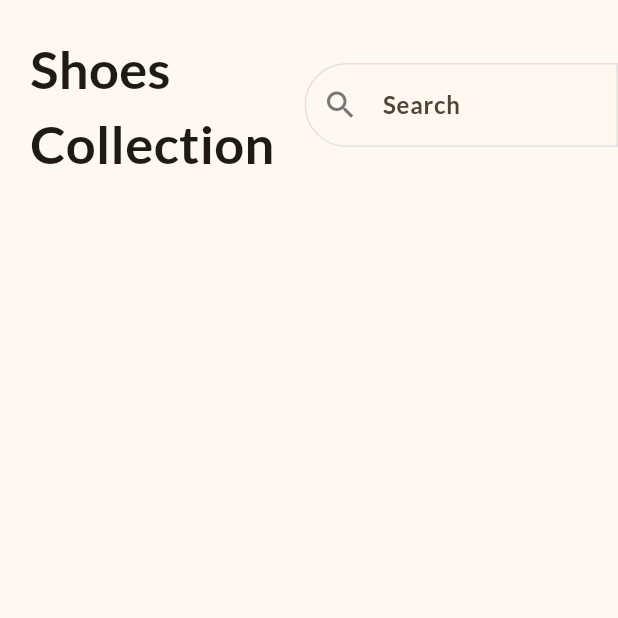
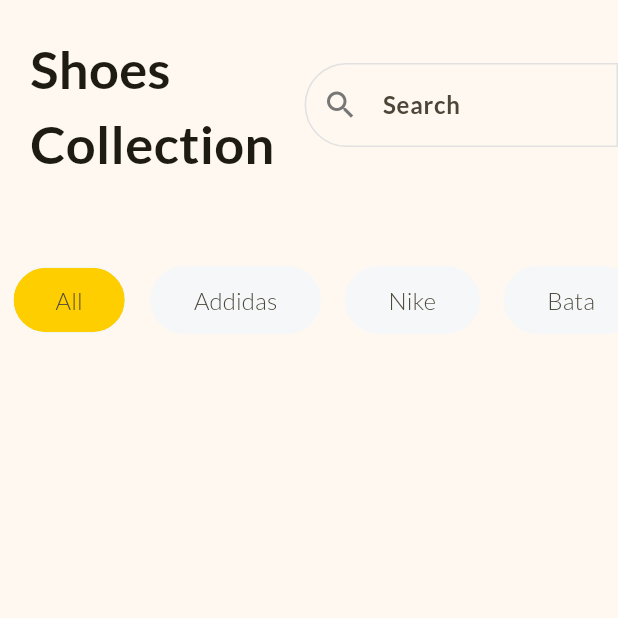
Before and after one commit to rane-ganesh/shop_app, a Flutter app: the screen it shows after launch, on a phone screen of 412 x 824 dp, the top half of it. Run offline on Flutter 3.47's test engine with Material 3 defaults, Android fonts, the phone set to English and light mode, and no system bars.

Commit message:
Filter Part Done

```diff
--- a/lib/home_page.dart
+++ b/lib/home_page.dart
@@ -1,9 +1,27 @@
-import 'package:flutter/cupertino.dart';
 import 'package:flutter/material.dart';
-import 'package:flutter/widgets.dart';
 
-class HomePage extends StatelessWidget {
+class HomePage extends StatefulWidget {
   const HomePage({super.key});
+
+  @override
+  State<HomePage> createState() => _HomePageState();
+}
+
+class _HomePageState extends State<HomePage> {
+  final List<String> filters = const [
+    'All',
+    'Addidas',
+    'Nike',
+    'Bata',
+  ];
+
+  late String selectedFilter;
+
+  @override
+  void initState() {
+    super.initState();
+    selectedFilter = filters[0];
+  }
 
   @override
   Widget build(BuildContext context) {
@@ -19,10 +37,10 @@ class HomePage extends StatelessWidget {
         body: SafeArea(
       child: Column(
         children: [
-          Row(
+          const Row(
             children: [
               Padding(
-                padding: const EdgeInsets.all(20.0),
+                padding: EdgeInsets.all(20.0),
                 child: Text(
                   'Shoes\nCollection',
                   style: TextStyle(
@@ -44,6 +62,45 @@ class HomePage extends StatelessWidget {
               ),
             ],
           ),
+          SizedBox(
+            height: 120,
+            child: ListView.builder(
+              itemCount: filters.length,
+              scrollDirection: Axis.horizontal,
+              itemBuilder: (context, index) {
+                final filter = filters[index];
+                return Padding(
+                  padding: const EdgeInsets.symmetric(horizontal: 8.0),
+                  child: GestureDetector(
+                    onTap: () {
+                      setState(() {
+                        selectedFilter = filter;
+                      });
+                    },
+                    child: Chip(
+                      backgroundColor: selectedFilter == filter
+                          ? Theme.of(context).colorScheme.primary
+                          : const Color.fromRGBO(245, 247, 249, 1),
+                      side: const BorderSide(
+                        color: Color.fromRGBO(245, 247, 249, 1),
+                      ),
+                      shape: RoundedRectangleBorder(
+                        borderRadius: BorderRadius.circular(30),
+                      ),
+                      padding: const EdgeInsets.symmetric(
+                        horizontal: 20,
+                        vertical: 10,
+                      ),
+                      label: Text(filter),
+                      labelStyle: const TextStyle(
+                        fontSize: 16,
+                      ),
+                    ),
+                  ),
+                );
+              },
+            ),
+          )
         ],
       ),
     ));
--- a/lib/main.dart
+++ b/lib/main.dart
@@ -16,6 +16,7 @@ class MyApp extends StatelessWidget {
         fontFamily: 'Lato',
         colorScheme: ColorScheme.fromSeed(
           seedColor: const Color.fromRGBO(254, 206, 1, 1),
+          primary: const Color.fromRGBO(254, 206, 1, 1),
         ),
         inputDecorationTheme: const InputDecorationTheme(
           hintStyle: TextStyle(
```
